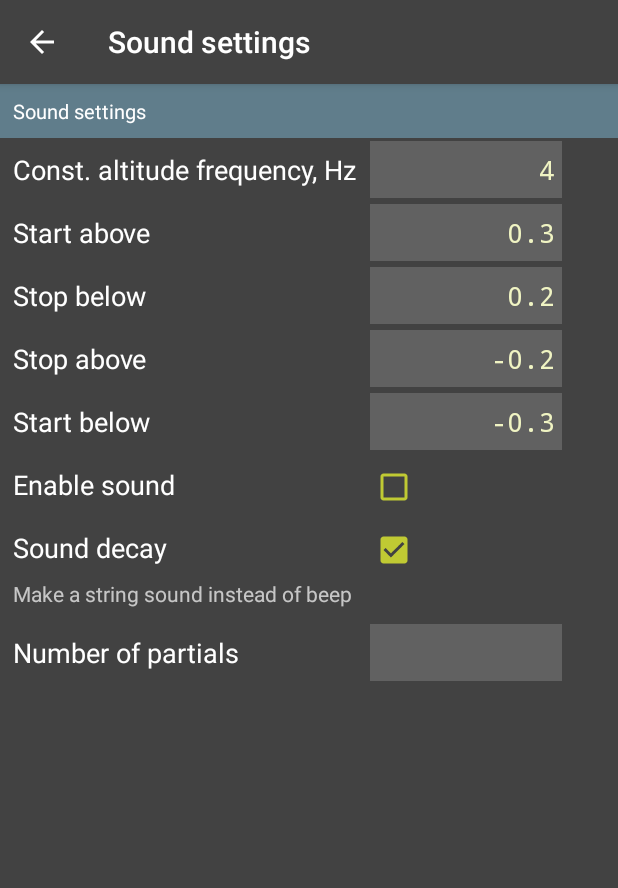
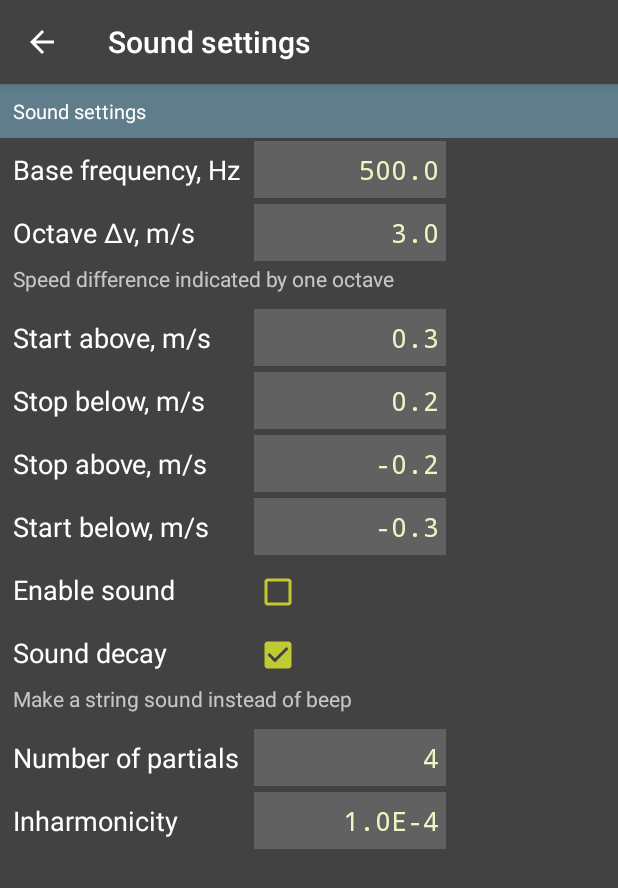
Before and after one commit to igorinov/variometer, an Android app: the SoundSettingsActivity screen opened directly, with no data from a screen before it, on a phone screen of 412 x 824 dp. Shown: the top 888 px of the screen. Run offline under Robolectric (Android 15) with nearby library versions, the phone set to English and light mode, and no system bars.

Commit message:
Add new sound settings
Signed-off-by: Ivan gorinov <igorinov@gmail.com>

```diff
--- a/app/src/main/java/com/igorinov/variometer/MainActivity.java
+++ b/app/src/main/java/com/igorinov/variometer/MainActivity.java
@@ -70,8 +70,10 @@ public class MainActivity extends AppCompatActivity {
     float soundStopH = +0.2f;
     float soundStopL = -0.2f;
     float soundStartL = -0.3f;
+    float soundOctaveDiff = 3.0f;
     float soundBaseFreq = 500;
     int soundPartials = 4;
+    float soundIHC = 0.0001f;  // Inharmonicity coefficient
 
     static final short REQUEST_CODE_PREFERENCES = 16384;
     static final short REQUEST_CODE_CALIBRATION = 32767;
@@ -100,7 +102,7 @@ public class MainActivity extends AppCompatActivity {
 
         private void init(int p) {
             int k;
-            double B = 0.0001;  // Inharmonicity coefficient
+            double b = soundIHC;
 
             nPartials = p;
             max_sample = 16384.0 / nPartials;
@@ -109,7 +111,7 @@ public class MainActivity extends AppCompatActivity {
             partPhase = new double[nPartials];
             for (k = 0; k < nPartials; k += 1) {
                 double n = k + 1;
-                double a = Math.sqrt(1 + B * n * n);
+                double a = Math.sqrt(1 + b * n * n);
                 partFreq[k] = n * soundBaseFreq * a;
                 partPhase[k] = 0;
                 partAmpl[k] = 1.0 / n;
@@ -130,8 +132,8 @@ public class MainActivity extends AppCompatActivity {
             double v;
             double sample_period = 1.0 / sample_rate;
 
-            // Exponent Multiplier: beep frequency doubles every +3 m/s
-            double em = Math.log(2) / 3;
+            // Exponent Multiplier: beep frequency doubles every X m/s
+            double em = Math.log(2) / soundOctaveDiff;
 
             double amp, fm, dph;
             int i, k;
@@ -419,8 +421,10 @@ public class MainActivity extends AppCompatActivity {
         try {
             soundEnabled = pref.getBoolean(SoundSettingsActivity.PREF_SOUND_ENABLE, soundEnabled);
             soundDecay = pref.getBoolean(SoundSettingsActivity.PREF_SOUND_DECAY, soundDecay);
-            soundBaseFreq = pref.getFloat(SoundSettingsActivity.PREF_SOUND_BASE_FREQ, soundBaseFreq);
-            soundPartials = pref.getInt(SoundSettingsActivity.PREF_SOUND_PARTIALS, soundPartials);
+            soundBaseFreq = pref.getFloat(SoundSettingsActivity.PREF_BASE_FREQ, soundBaseFreq);
+            soundOctaveDiff = pref.getFloat(SoundSettingsActivity.PREF_OCTAVE_DIFF, soundOctaveDiff);
+            soundPartials = pref.getInt(SoundSettingsActivity.PREF_PARTIALS, soundPartials);
+            soundIHC = pref.getFloat(SoundSettingsActivity.PREF_INHARMONICITY, soundIHC);
             soundStartH = pref.getFloat(SoundSettingsActivity.PREF_SOUND_START_H, soundStartH);
             soundStopH = pref.getFloat(SoundSettingsActivity.PREF_SOUND_STOP_H, soundStopH);
             soundStopL = pref.getFloat(SoundSettingsActivity.PREF_SOUND_STOP_L, soundStopL);
@@ -451,8 +455,10 @@ public class MainActivity extends AppCompatActivity {
             checkSensors();
             editor.putBoolean(SoundSettingsActivity.PREF_SOUND_ENABLE, soundEnabled);
             editor.putBoolean(SoundSettingsActivity.PREF_SOUND_DECAY, soundDecay);
-            editor.putFloat(SoundSettingsActivity.PREF_SOUND_BASE_FREQ, soundBaseFreq);
-            editor.putInt(SoundSettingsActivity.PREF_SOUND_PARTIALS, soundPartials);
+            editor.putFloat(SoundSettingsActivity.PREF_BASE_FREQ, soundBaseFreq);
+            editor.putFloat(SoundSettingsActivity.PREF_OCTAVE_DIFF, soundOctaveDiff);
+            editor.putInt(SoundSettingsActivity.PREF_PARTIALS, soundPartials);
+            editor.putFloat(SoundSettingsActivity.PREF_INHARMONICITY, soundIHC);
             editor.putFloat(SoundSettingsActivity.PREF_SOUND_START_H, soundStartH);
             editor.putFloat(SoundSettingsActivity.PREF_SOUND_STOP_H, soundStopH);
             editor.putFloat(SoundSettingsActivity.PREF_SOUND_STOP_L, soundStopL);
--- a/app/src/main/java/com/igorinov/variometer/SettingsActivity.java
+++ b/app/src/main/java/com/igorinov/variometer/SettingsActivity.java
@@ -250,16 +250,17 @@ public class SettingsActivity extends AppCompatActivity {
                     setTitle(title);
                 }
             }
-
+/*
             if (target != null) {
                 number = Float.parseFloat(target.getText().toString());
             }
+ */
         }
 
         void setNumber(float x) {
             number = x;
             if (editNumber != null) {
-                editNumber.setText(Float.toString(x));
+                editNumber.setText(String.format(Locale.US, format, number));
             }
         }
 
@@ -275,11 +276,11 @@ public class SettingsActivity extends AppCompatActivity {
             try {
                 number = Float.parseFloat(editNumber.getText().toString());
             } catch (NumberFormatException e) {
-                // ?
+                return;
             }
 
             if (target != null) {
-                target.setText(String.format(Locale.US, format, number));
+                target.setText(Float.toString( number));
             }
             if (key != null) {
                 SharedPreferences.Editor editor = pref.edit();
@@ -436,16 +437,17 @@ public class SettingsActivity extends AppCompatActivity {
         textView.setOnClickListener(new IntNumberClickListener(key));
     }
 
-    public void initEditFloat(int edit_text_id, String key, float value) {
+    public void initEditFloat(int edit_text_id, String key, float defaultValue) {
         TextView textView = findViewById(edit_text_id);
+        float value;
 
         if (textView == null)
             return;
 
         try {
-            value = pref.getFloat(key, value);
+            value = pref.getFloat(key, defaultValue);
         } catch (ClassCastException e) {
-            // ...
+            value = 0;
         }
 
         textView.setText(Float.toString(value));
--- a/app/src/main/java/com/igorinov/variometer/SoundSettingsActivity.java
+++ b/app/src/main/java/com/igorinov/variometer/SoundSettingsActivity.java
@@ -9,8 +9,10 @@ import android.os.Bundle;
 
 public class SoundSettingsActivity extends SettingsActivity {
 
-    static public String PREF_SOUND_BASE_FREQ = "sound_base_freq";
-    static public String PREF_SOUND_PARTIALS = "sound_partials";
+    static public String PREF_BASE_FREQ = "sound_base_freq";
+    static public String PREF_OCTAVE_DIFF = "sound_octave_diff";
+    static public String PREF_PARTIALS = "sound_partials";
+    static public String PREF_INHARMONICITY = "sound_inharmonicity";
     static public String PREF_SOUND_START_H = "sound_start_h";
     static public String PREF_SOUND_START_L = "sound_start_l";
     static public String PREF_SOUND_STOP_H = "sound_stop_h";
@@ -23,12 +25,14 @@ public class SoundSettingsActivity extends SettingsActivity {
         super.onCreate(savedInstanceState);
         setContentView(R.layout.activity_sound_settings);
 
-        initEditFloat(R.id.const_alt_freq, PREF_SOUND_BASE_FREQ, 500);
-        initEditInt(R.id.const_alt_freq, PREF_SOUND_PARTIALS, 4);
-        initEditFloat(R.id.sound_start_h, PREF_SOUND_START_H, +0.3f);
-        initEditFloat(R.id.sound_stop_h, PREF_SOUND_STOP_H, +0.2f);
-        initEditFloat(R.id.sound_stop_l, PREF_SOUND_STOP_L, -0.2f);
-        initEditFloat(R.id.sound_start_l, PREF_SOUND_START_L, -0.3f);
+        initEditFloat(R.id.const_alt_freq, PREF_BASE_FREQ, 500);
+        initEditFloat(R.id.octave_diff, PREF_OCTAVE_DIFF, 3);
+        initEditInt(R.id.sound_partials, PREF_PARTIALS, 4);
+        initEditFloat(R.id.sound_inharmonic, PREF_INHARMONICITY, 0);
+        initEditFloat(R.id.sound_start_h, PREF_SOUND_START_H, +0.25f);
+        initEditFloat(R.id.sound_stop_h, PREF_SOUND_STOP_H, +0.1875f);
+        initEditFloat(R.id.sound_stop_l, PREF_SOUND_STOP_L, -0.1875f);
+        initEditFloat(R.id.sound_start_l, PREF_SOUND_START_L, -0.25f);
         initCompoundButton(R.id.enable_sound, PREF_SOUND_ENABLE, false);
         initCompoundButton(R.id.sound_decay, PREF_SOUND_DECAY, true);
     }
--- a/app/src/main/res/layout/activity_sound_settings.xml
+++ b/app/src/main/res/layout/activity_sound_settings.xml
@@ -36,6 +36,33 @@
             android:gravity="right"
             android:textAlignment="gravity"
             android:inputType="number">
+        </TextView>
+
+        <TextView
+            android:labelFor="@id/octave_diff"
+            style="@style/Label"
+            android:layout_width="wrap_content"
+            android:layout_height="wrap_content"
+            android:text="@string/sound_octave" >
+        </TextView>
+
+        <TextView
+            android:id="@+id/octave_diff"
+            style="@style/EditText"
+            android:layout_width="wrap_content"
+            android:layout_height="wrap_content"
+            android:ems="6"
+            android:gravity="right"
+            android:textAlignment="gravity"
+            android:inputType="number">
+        </TextView>
+
+        <TextView
+            style="@style/Description"
+            android:layout_width="match_parent"
+            android:layout_height="wrap_content"
+            android:layout_columnSpan="2"
+            android:text="@string/descr_sound_octave" >
         </TextView>
 
         <TextView
@@ -171,5 +198,24 @@
             android:inputType="number">
         </TextView>
 
+        <TextView
+            android:labelFor="@id/sound_inharmonic"
+            style="@style/Label"
+            android:layout_width="wrap_content"
+            android:layout_height="wrap_content"
+            android:text="@string/sound_inharmonicity" >
+        </TextView>
+
+        <TextView
+            android:id="@+id/sound_inharmonic"
+            style="@style/EditText"
+            android:layout_width="wrap_content"
+            android:layout_height="wrap_content"
+            android:ems="6"
+            android:gravity="right"
+            android:textAlignment="gravity"
+            android:inputType="number">
+        </TextView>
+
     </GridLayout>
 </ScrollView>
--- a/app/src/main/res/values/strings.xml
+++ b/app/src/main/res/values/strings.xml
@@ -74,14 +74,17 @@
     <string name="descr_noise_density">Noise density</string>
     <string name="label_sigma_p">Pressure, hPa</string>
     <string name="sound_settings">Sound settings</string>
-    <string name="sound_start_above">Start above</string>
-    <string name="sound_stop_below">Stop below</string>
-    <string name="sound_stop_above">Stop above</string>
-    <string name="sound_start_below">Start below</string>
+    <string name="sound_start_above">Start above, m/s</string>
+    <string name="sound_stop_below">Stop below, m/s</string>
+    <string name="sound_stop_above">Stop above, m/s</string>
+    <string name="sound_start_below">Start below, m/s</string>
     <string name="sound_decay">Sound decay</string>
     <string name="descr_sound_decay">Make a string sound instead of beep</string>
-    <string name="const_alt_freq">Const. altitude frequency, Hz</string>
+    <string name="sound_octave">Octave Δv, m/s</string>
+    <string name="descr_sound_octave">Speed difference indicated by one octave</string>
+    <string name="const_alt_freq">Base frequency, Hz</string>
     <string name="sound_partials">Number of partials</string>
+    <string name="sound_inharmonicity">Inharmonicity</string>
 
     <string-array name="pref_unit_list_titles">
         <item>m/s</item>
```
